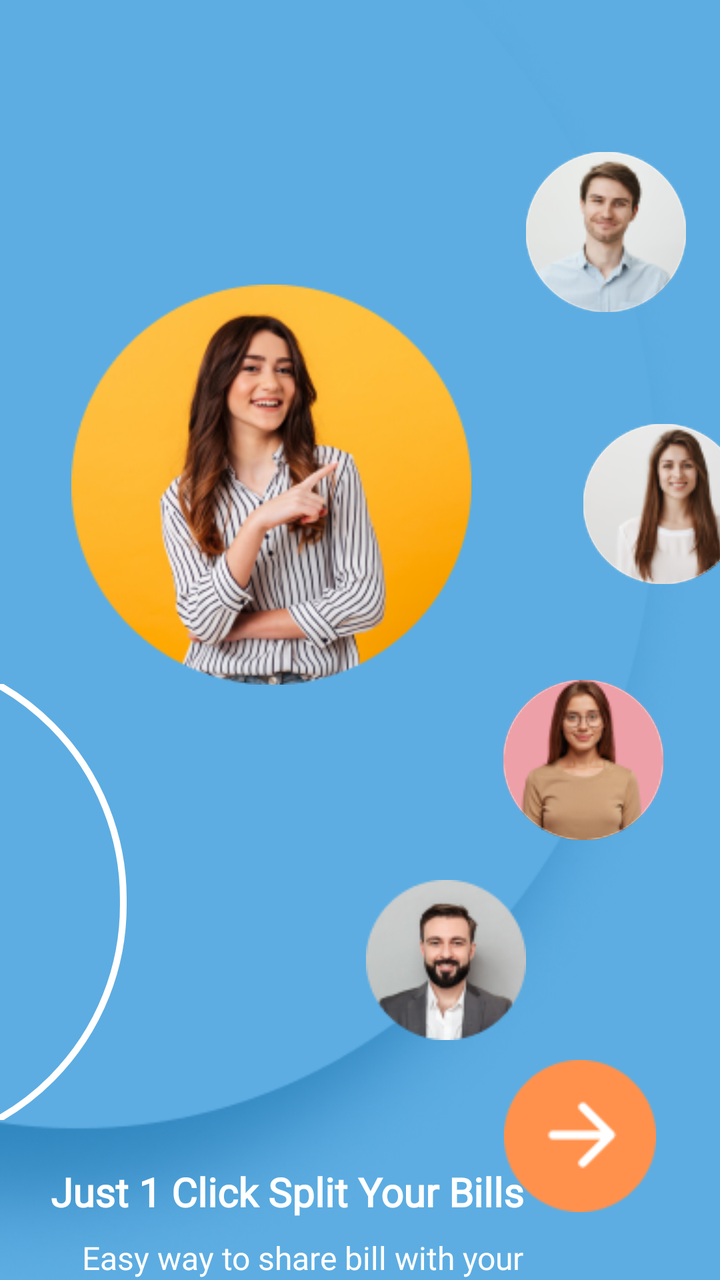
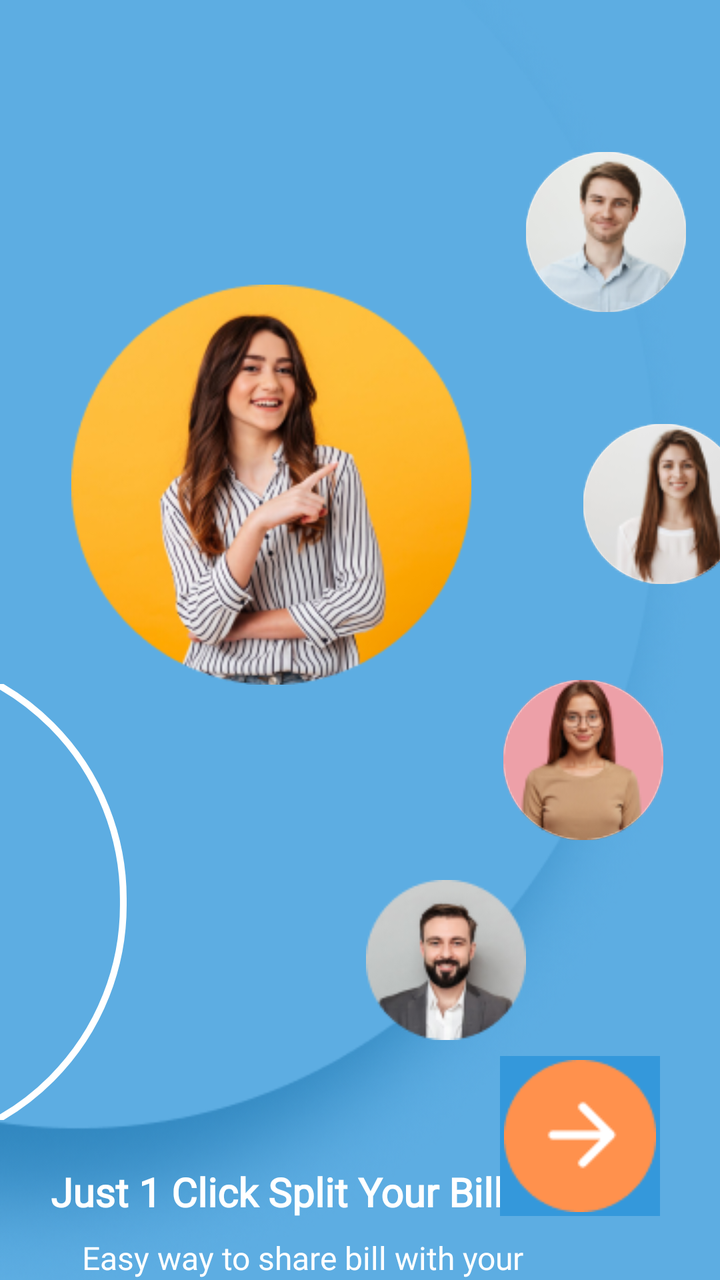

Screens rendered from an Android XML layout before and after an edit, with the pre-edit source and the edit as a unified diff.
<!-- AndroidManifest.xml: application theme AppTheme -->
<!-- res/layout/splash.xml -->
<?xml version="1.0" encoding="utf-8"?>
<androidx.constraintlayout.widget.ConstraintLayout
    xmlns:android="http://schemas.android.com/apk/res/android"
    xmlns:app="http://schemas.android.com/apk/res-auto"
    xmlns:tools="http://schemas.android.com/tools"
    android:layout_width="match_parent"
    android:layout_height="match_parent"
    android:background="@color/light_blue"
    tools:context=".Splash">

    <TextView
        android:id="@+id/textView"
        android:layout_width="match_parent"
        android:layout_height="match_parent"
        android:textSize="20dp"
        tools:layout_editor_absoluteX="0dp"
        tools:layout_editor_absoluteY="0dp" />

    <ImageView
        android:id="@+id/main_circle"
        android:layout_width="349dp"
        android:layout_height="648dp"
        android:layout_marginEnd="32dp"
        android:background="@drawable/ob_back"
        android:contentDescription="Main Circle"
        app:layout_constraintEnd_toEndOf="parent"
        app:layout_constraintHorizontal_bias="0.0"
        app:layout_constraintStart_toStartOf="parent"
        app:layout_constraintTop_toTopOf="parent" />

    <ImageView
        android:id="@+id/center_image"
        android:layout_width="200dp"
        android:layout_height="200dp"
        android:contentDescription="Center Image"
        android:scaleType="centerCrop"
        android:src="@drawable/obwomenmain"
        app:layout_constraintBottom_toBottomOf="@+id/main_circle"
        app:layout_constraintEnd_toEndOf="@+id/main_circle"
        app:layout_constraintHorizontal_bias="0.239"
        app:layout_constraintStart_toStartOf="@+id/main_circle"
        app:layout_constraintTop_toTopOf="@+id/main_circle"
        app:layout_constraintVertical_bias="0.318" />

    <ImageView
        android:id="@+id/roundborder"
        android:layout_width="126dp"
        android:layout_height="218dp"
        android:layout_marginStart="-60dp"
        android:layout_marginBottom="88dp"
        android:contentDescription="Center Image"
        android:scaleType="centerCrop"
        android:src="@drawable/roundborder"
        app:layout_constraintBottom_toBottomOf="@+id/main_circle"
        app:layout_constraintEnd_toStartOf="parent"
        app:layout_constraintHorizontal_bias="0.0"
        app:layout_constraintStart_toStartOf="parent" />


    <ImageView
        android:id="@+id/circle_1"
        android:layout_width="80dp"
        android:layout_height="80dp"
        android:layout_marginTop="76dp"
        android:background="@drawable/small_circle_background"
        android:contentDescription="Small Circle 1"
        android:src="@drawable/image"
        app:layout_constraintEnd_toEndOf="@+id/main_circle"
        app:layout_constraintHorizontal_bias="0.818"
        app:layout_constraintStart_toEndOf="@+id/center_image"
        app:layout_constraintTop_toTopOf="@+id/main_circle" />

    <ImageView
        android:id="@+id/circle_2"
        android:layout_width="80dp"
        android:layout_height="80dp"
        android:layout_marginStart="16dp"
        android:layout_marginTop="48dp"
        android:background="@drawable/small_circle_background"
        android:contentDescription="Small Circle 2"
        android:src="@drawable/obwomensmall"
        app:layout_constraintStart_toEndOf="@+id/center_image"
        app:layout_constraintTop_toBottomOf="@+id/circle_3" />

    <ImageView
        android:id="@+id/circle_3"
        android:layout_width="80dp"
        android:layout_height="80dp"
        android:layout_marginStart="56dp"
        android:layout_marginTop="56dp"
        android:background="@drawable/small_circle_background"
        android:contentDescription="Small Circle 3"
        android:src="@drawable/obwomens"
        app:layout_constraintStart_toEndOf="@+id/center_image"
        app:layout_constraintTop_toBottomOf="@+id/circle_1" />

    <ImageView
        android:id="@+id/circle_4"
        android:layout_width="80dp"
        android:layout_height="80dp"
        android:layout_marginTop="20dp"
        android:contentDescription="Small Circle 3"
        android:src="@drawable/obmensmall"
        app:layout_constraintEnd_toEndOf="@+id/circle_3"
        app:layout_constraintHorizontal_bias="0.627"
        app:layout_constraintStart_toStartOf="parent"
        app:layout_constraintTop_toBottomOf="@+id/circle_2" />

    <TextView
        android:id="@+id/main_title"
        android:layout_width="wrap_content"
        android:layout_height="wrap_content"
        android:layout_marginTop="240dp"
        android:fontFamily="@font/poppins_bold"
        android:text="Just 1 Click Split Your Bills"
        android:textColor="@color/white"
        android:textSize="20sp"
        android:textStyle="bold"
        app:layout_constraintEnd_toEndOf="parent"
        app:layout_constraintHorizontal_bias="0.206"
        app:layout_constraintStart_toStartOf="parent"
        app:layout_constraintTop_toBottomOf="@+id/center_image" />

    <TextView
        android:id="@+id/subtitle"
        android:layout_width="255dp"
        android:layout_height="42dp"
        android:layout_marginTop="8dp"
        android:fontFamily="@font/poppins"
        android:gravity="center"
        android:text="Easy way to share bill with your\nfriends, colleagues and anyone."
        android:textColor="@color/white"
        android:textSize="16sp"
        app:layout_constraintEnd_toEndOf="parent"
        app:layout_constraintHorizontal_bias="0.23"
        app:layout_constraintStart_toStartOf="parent"
        app:layout_constraintTop_toBottomOf="@+id/main_title" />

    <ImageView
        android:id="@+id/small_cirle"
        android:layout_width="212dp"
        android:layout_height="191dp"
        android:background="@drawable/buttonbg"
        android:contentDescription="background Circle"
        app:layout_constraintBottom_toBottomOf="parent"
        app:layout_constraintEnd_toEndOf="parent"
        app:layout_constraintTop_toBottomOf="@+id/main_circle"
        app:layout_constraintVertical_bias="1.0" />

    <ImageButton
        android:id="@+id/next_button"
        android:layout_width="80dp"
        android:layout_height="80dp"
        android:layout_marginStart="74dp"
        android:layout_marginBottom="32dp"
        android:background="@drawable/button_shape"
        android:contentDescription="Next Button"
        android:src="@drawable/ic_arrow_right"
        app:layout_constraintBottom_toBottomOf="parent"
        app:layout_constraintEnd_toEndOf="parent"
        app:layout_constraintHorizontal_bias="0.482"
        app:layout_constraintStart_toStartOf="@+id/small_cirle" />

</androidx.constraintlayout.widget.ConstraintLayout>
<!-- resources referenced by this layout -->
<resources>
  <color name="light_blue">#5DADE2</color>
  <color name="white">#FFFFFFFF</color>
  <!-- drawable button_shape (drawable) -->
  <shape xmlns:android="http://schemas.android.com/apk/res/android">
     <size
         android:width="00dp"
         android:height="200dp"
         />
      <solid android:color="@android:color/transparent"/>
      <corners android:radius="10dp" />
  </shape>
  <!-- drawable buttonbg: png bitmap (drawable, 53644 bytes) -->
  <!-- drawable ic_arrow_right: png bitmap (drawable, 1493 bytes) -->
  <!-- drawable image: png bitmap (drawable, 9221 bytes) -->
  <!-- drawable ob_back: png bitmap (drawable, 82245 bytes) -->
  <!-- drawable obmensmall: png bitmap (drawable, 9513 bytes) -->
  <!-- drawable obwomenmain: png bitmap (drawable, 69278 bytes) -->
  <!-- drawable obwomens: png bitmap (drawable, 9570 bytes) -->
  <!-- drawable obwomensmall: png bitmap (drawable, 9125 bytes) -->
  <!-- drawable roundborder (drawable) -->
  <shape xmlns:android="http://schemas.android.com/apk/res/android">
      <size
          android:width="25dp"
          android:height="50dp" />
  
      <solid android:color="@android:color/transparent" />
      <stroke
          android:width="0.5dp"
          android:color="@android:color/white" />
      <corners
          android:topRightRadius="75dp"
          android:bottomRightRadius="75dp"
          />
      <padding
          android:right="30dp"
          android:top="30dp"
          android:bottom="30dp"
          />
  
  
  </shape>
  <!-- drawable small_circle_background (drawable) -->
  <shape xmlns:android="http://schemas.android.com/apk/res/android">
      <solid android:color="@color/white" />
      <corners android:radius="50dp" />
  </shape>
  <style name="AppTheme" parent="Theme.Material3.DayNight.NoActionBar">
          
          <item name="colorPrimary">@color/background</item>
          <item name="colorPrimaryVariant">#002244</item>
          <item name="colorOnPrimary">#FFFFFF</item>
  
          
          <item name="colorSecondary">#1A73E8</item>
          <item name="colorOnSecondary">#FFFFFF</item>
  
          
          <item name="android:colorBackground">#003366</item>
  
          
          <item name="colorSurface">#FFFFFF</item>
          <item name="colorOnSurface">#000000</item>
  
          
          <item name="android:textColorPrimary">#FFFFFF</item>
          <item name="android:textColorSecondary">#B3B3B3</item>
  
          
          <item name="android:navigationBarColor">#003366</item>
          <item name="android:statusBarColor">#002244</item>
      </style>
  <color name="background">#123977</color>
</resources>

<!-- the commit's change to res/layout/splash.xml (unified diff, before → after) -->
@@ -1,6 +1,5 @@
 <?xml version="1.0" encoding="utf-8"?>
-<androidx.constraintlayout.widget.ConstraintLayout
-    xmlns:android="http://schemas.android.com/apk/res/android"
+<androidx.constraintlayout.widget.ConstraintLayout xmlns:android="http://schemas.android.com/apk/res/android"
     xmlns:app="http://schemas.android.com/apk/res-auto"
     xmlns:tools="http://schemas.android.com/tools"
     android:layout_width="match_parent"
@@ -153,7 +152,7 @@
         android:layout_height="80dp"
         android:layout_marginStart="74dp"
         android:layout_marginBottom="32dp"
-        android:background="@drawable/button_shape"
+        android:background="@color/primary_blue"
         android:contentDescription="Next Button"
         android:src="@drawable/ic_arrow_right"
         app:layout_constraintBottom_toBottomOf="parent"
<!-- resource entries referenced after the edit -->
@@ -1,16 +1,8 @@
 <!-- resources referenced by this layout -->
 <resources>
   <color name="light_blue">#5DADE2</color>
+  <color name="primary_blue">#3498db</color>
   <color name="white">#FFFFFFFF</color>
-  <!-- drawable button_shape (drawable) -->
-  <shape xmlns:android="http://schemas.android.com/apk/res/android">
-     <size
-         android:width="00dp"
-         android:height="200dp"
-         />
-      <solid android:color="@android:color/transparent"/>
-      <corners android:radius="10dp" />
-  </shape>
   <!-- drawable buttonbg: png bitmap (drawable, 53644 bytes) -->
   <!-- drawable ic_arrow_right: png bitmap (drawable, 1493 bytes) -->
   <!-- drawable image: png bitmap (drawable, 9221 bytes) -->
@@ -30,14 +22,12 @@
           android:width="0.5dp"
           android:color="@android:color/white" />
       <corners
-          android:topRightRadius="75dp"
           android:bottomRightRadius="75dp"
-          />
+          android:topRightRadius="75dp" />
       <padding
+          android:bottom="30dp"
           android:right="30dp"
-          android:top="30dp"
-          android:bottom="30dp"
-          />
+          android:top="30dp" />
   
   
   </shape>
